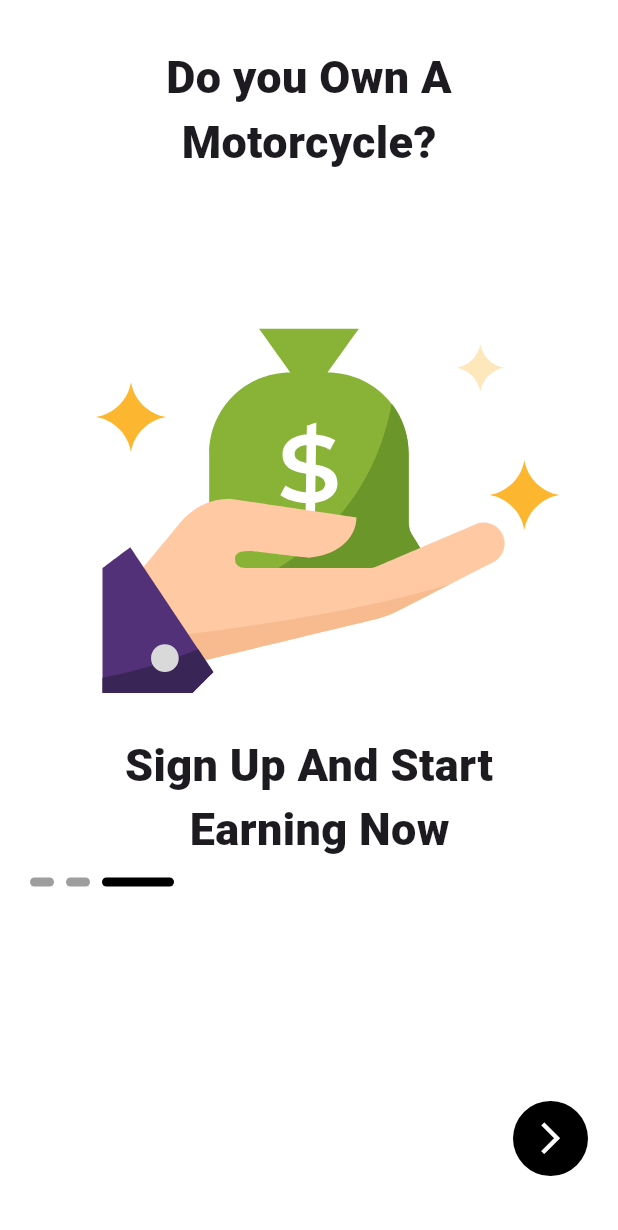
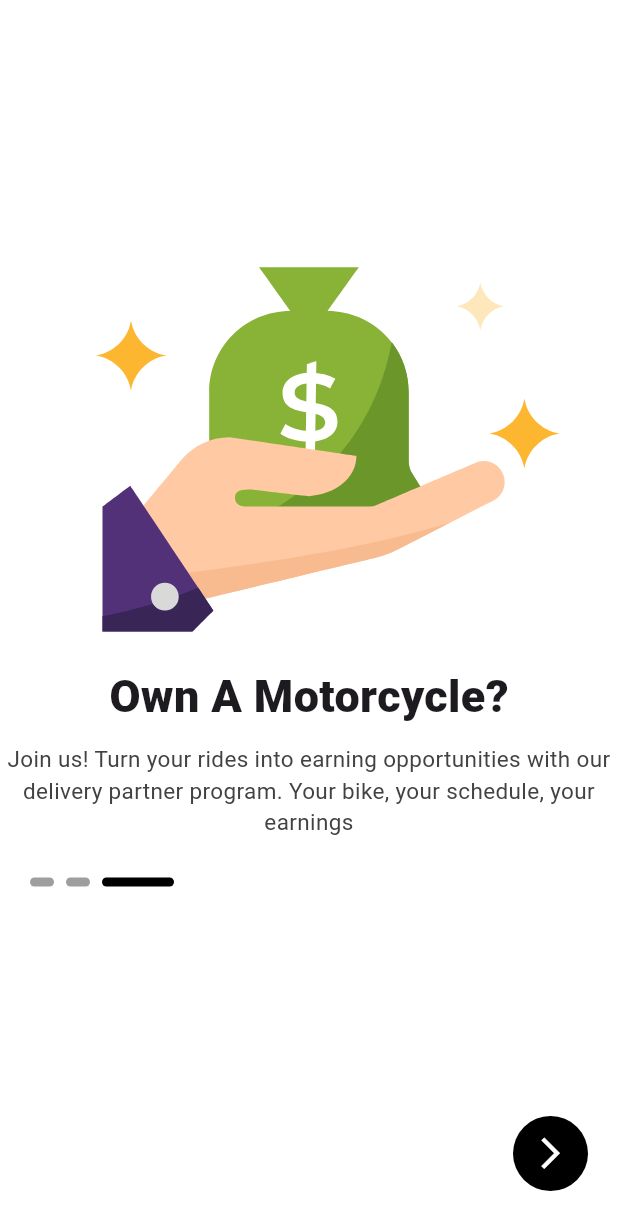
Before and after one commit to ameenakabir22/swiift-hq, a Flutter app: the screen it shows after launch, swiped to page 3, on a phone screen of 412 x 824 dp. Shown: the top 1230 px of the screen. Run offline on Flutter 3.47's test engine with Material 3 defaults, Android fonts, the phone set to English and light mode, and no system bars; drawn by our look-alikes of smooth_page_indicator; our stand-ins replace lottie.

Commit message:
i made huge changes to the onboarding pages and i'm please with the result

```diff
--- a/lib/pages/onboarding3.dart
+++ b/lib/pages/onboarding3.dart
@@ -12,34 +12,28 @@ class Onboarding3 extends StatelessWidget {
         child: Center(
           child: Column(
             children: [
-              Center(
-                child: Text(
-                  'Do you Own A',
-                  style: TextStyle(fontSize: 30, fontWeight: FontWeight.w800),
+              Padding(
+                padding: const EdgeInsets.only(top: 60.0),
+                child: Lottie.asset('assets/money.json'),
+              ),
+              Padding(
+                padding: const EdgeInsets.only(top: 15.0, left: 30, right: 30),
+                child: Center(
+                  child: Text(
+                    'Own A Motorcycle?',
+                    style: TextStyle(fontSize: 30, fontWeight: FontWeight.w800),
+                  ),
                 ),
               ),
-              Text(
-                'Motorcycle?',
-                style: TextStyle(
-                  fontSize: 30,
-                  fontWeight: FontWeight.w800,
+              Padding(
+                padding: const EdgeInsets.only(top: 10.0),
+                child: Text(
+                  'Join us! Turn your rides into earning opportunities with our delivery partner program. Your bike, your schedule, your earnings',
+                  style: TextStyle(fontSize: 15, color: Colors.grey.shade800),
+                  textAlign: TextAlign.center,
+                  overflow: TextOverflow.clip,
                 ),
               ),
-              SizedBox(height: 15),
-              Lottie.asset('assets/money.json'),
-              SizedBox(height: 20),
-              Text(
-                'Sign Up And Start',
-                style: TextStyle(fontSize: 30, fontWeight: FontWeight.w800),
-              ),
-              Padding(
-                padding: const EdgeInsets.only(left: 14.0),
-                child: Text(
-                  'Earning Now',
-                  style: TextStyle(fontSize: 30, fontWeight: FontWeight.w800),
-                ),
-              ),
-              SizedBox(height: 20),
             ],
           ),
         ),
--- a/lib/pages/onboarding4.dart
+++ b/lib/pages/onboarding4.dart
@@ -50,7 +50,7 @@ class _OnboardingScreenState extends State<OnboardingScreen> {
 
           // Positioned widget for UI elements
           Positioned(
-            bottom: 40,
+            bottom: 30,
             right: 20,
             child: GestureDetector(
               onTap: () {
--- a/lib/pages/signup_options.dart
+++ b/lib/pages/signup_options.dart
@@ -51,7 +51,7 @@ class SignUpOptions extends StatelessWidget {
                       ),
                       SizedBox(width: 10),
                       Padding(
-                        padding: const EdgeInsets.only(top: 30.0, left: 15),
+                        padding: const EdgeInsets.only(top: 30.0, right: 9),
                         child: Icon(
                           Icons.arrow_forward,
                           color: Colors.black,
@@ -77,7 +77,7 @@ class SignUpOptions extends StatelessWidget {
                   children: [
                     Expanded(
                       child: Padding(
-                        padding: const EdgeInsets.only(left: 30.0, top: 50),
+                        padding: const EdgeInsets.only(left: 20.0, top: 50),
                         child: Text(
                           'Sign Up For Swift Deliveries',
                           overflow: TextOverflow.clip,
```
Also changed, not shown: lib/pages/onboarding2.dart (+37 -17 lines).
